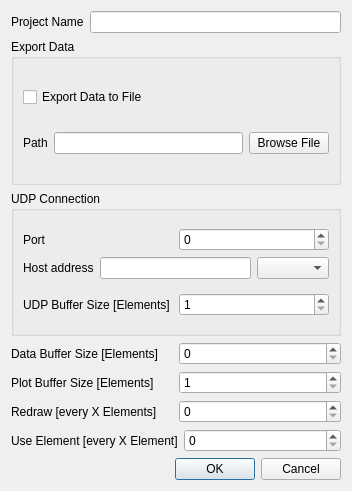
Above: forms/settingsdialog.ui from potolog/UDPLogger before the change. Below: the same form after it.
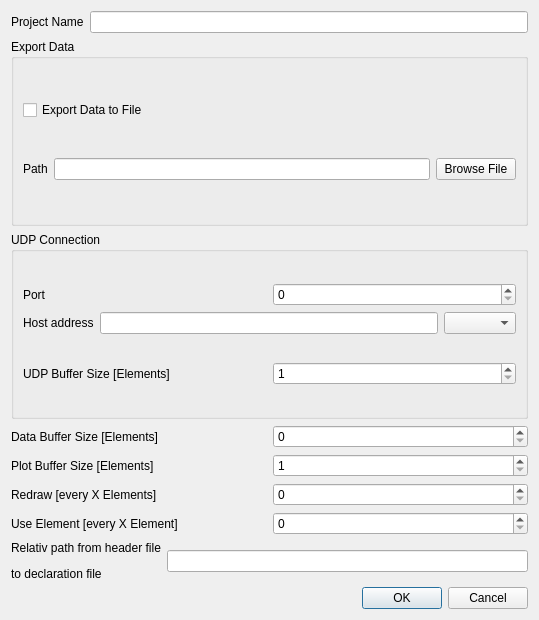
That is the form after the change.

```diff
--- a/forms/settingsdialog.ui
+++ b/forms/settingsdialog.ui
@@ -6,8 +6,8 @@
    <rect>
     <x>0</x>
     <y>0</y>
-    <width>352</width>
-    <height>491</height>
+    <width>539</width>
+    <height>620</height>
    </rect>
   </property>
   <property name="windowTitle">
@@ -218,6 +218,20 @@
      </item>
     </layout>
    </item>
+   <item>
+    <layout class="QHBoxLayout" name="horizontalLayout_10">
+     <item>
+      <widget class="QLabel" name="label_10">
+       <property name="text">
+        <string>&lt;html&gt;&lt;head/&gt;&lt;body&gt;&lt;p&gt;Relativ path from header file&lt;/p&gt;&lt;p&gt;to declaration file&lt;/p&gt;&lt;/body&gt;&lt;/html&gt;</string>
+       </property>
+      </widget>
+     </item>
+     <item>
+      <widget class="QLineEdit" name="txt_relative_header_path"/>
+     </item>
+    </layout>
+   </item>
    <item>
     <widget class="QDialogButtonBox" name="buttonBox">
      <property name="orientation">
```
